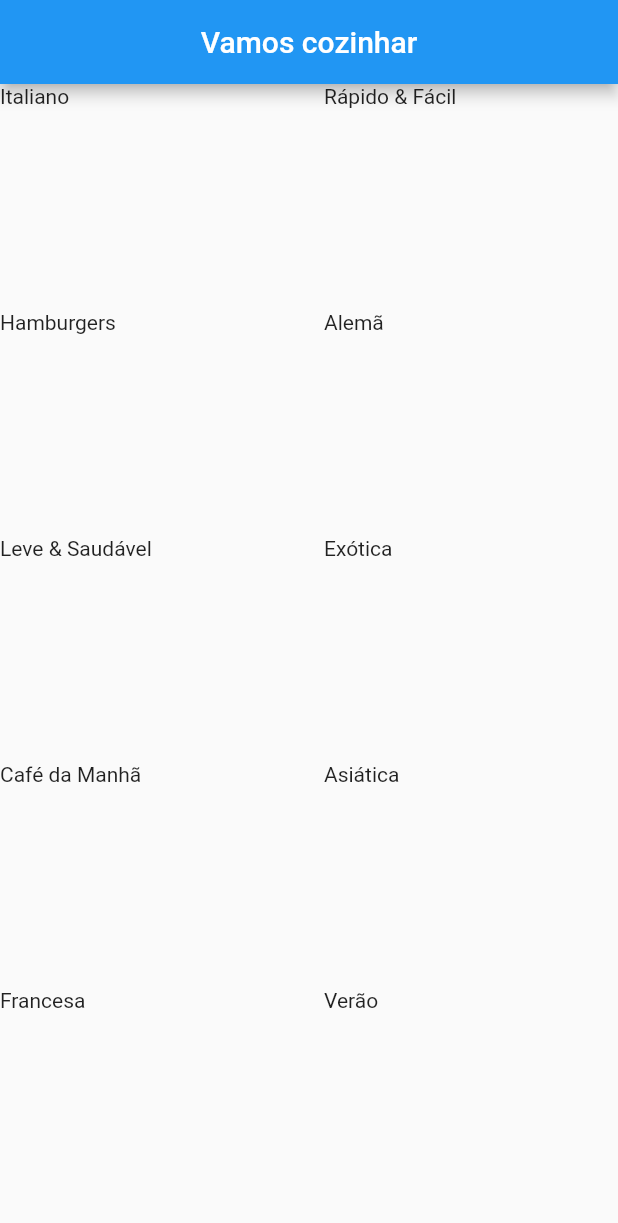
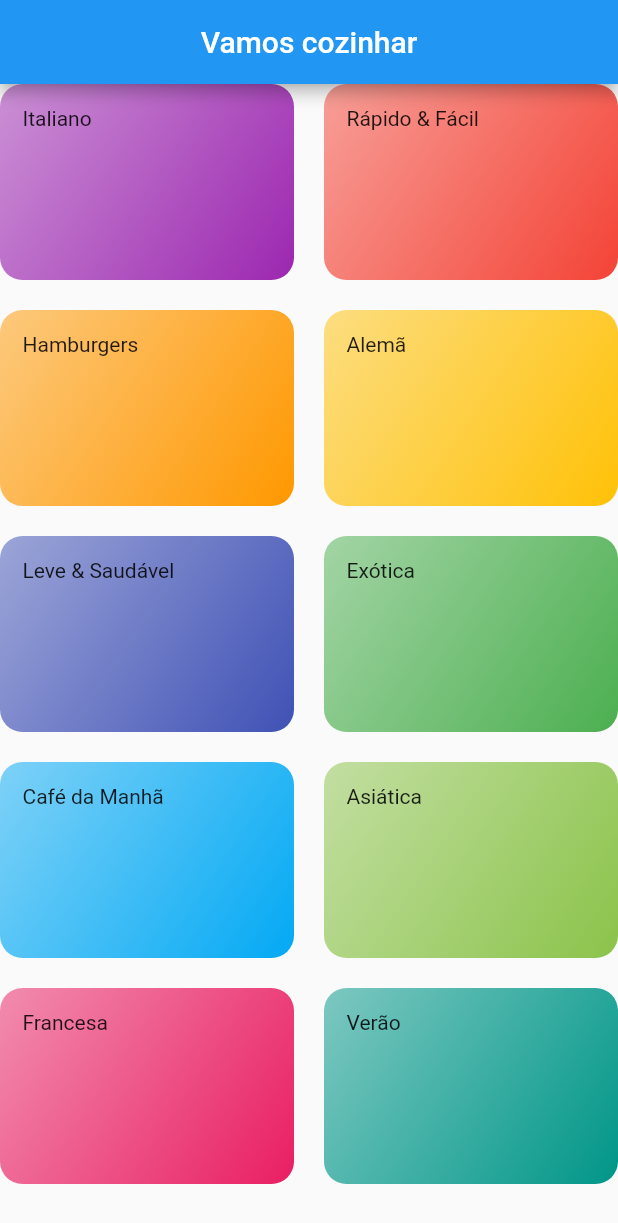
Before and after one commit to LucasMLara/Meals, a Flutter app: the screen it shows after launch, on a phone screen of 412 x 824 dp. Shown: the top 1223 px of the screen. Run offline on Flutter 3.47's test engine with Material 2 defaults, Android fonts, the phone set to English and light mode, and no system bars.

Commit message:
initial card styles

```diff
--- a/lib/components/category_item.dart
+++ b/lib/components/category_item.dart
@@ -10,7 +10,14 @@ class CategoryItem extends StatelessWidget {
   @override
   Widget build(BuildContext context) {
     return Container(
+      padding: EdgeInsets.all(15),
       child: Text(category.title),
+      decoration: BoxDecoration(
+          borderRadius: BorderRadius.circular(15),
+          gradient: LinearGradient(
+              colors: [category.color.withOpacity(0.5), category.color],
+              begin: Alignment.topLeft,
+              end: Alignment.bottomRight)),
     );
   }
 }
```
